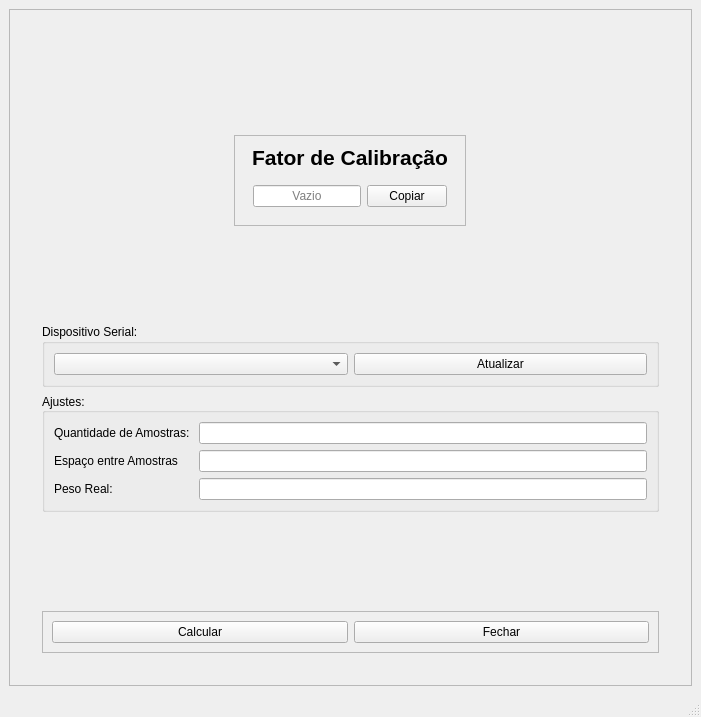
First picture: the form in Calibrar_celula/fator_de_calibracao.ui, repository knichian/Dados-Teste-Estatico, before the edit.
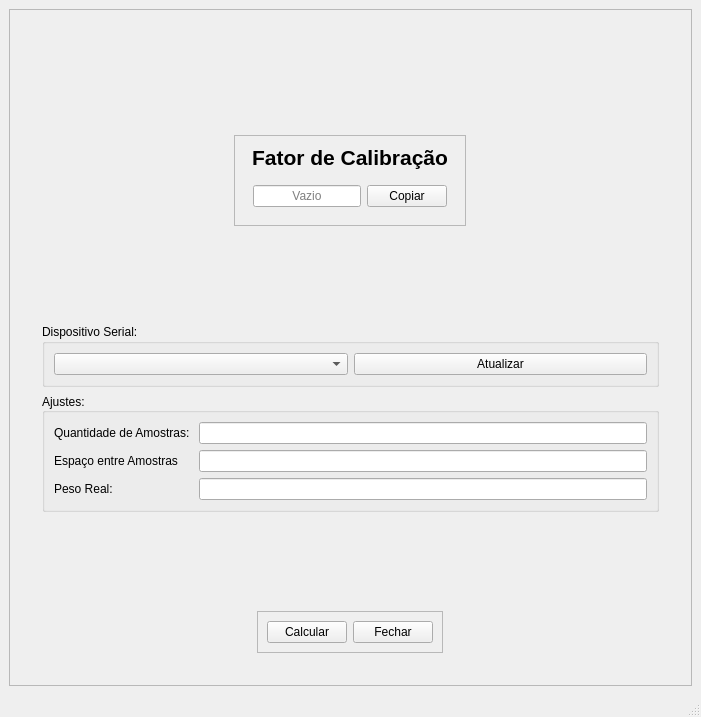
Second picture: the form after the edit.

Commit message: Criando Showcase/Preview da versão GUI do fator_de_calibracao.py

What changed in the file:
```diff
--- a/Calibrar_celula/fator_de_calibracao.ui
+++ b/Calibrar_celula/fator_de_calibracao.ui
@@ -50,7 +50,7 @@
         </spacer>
        </item>
        <item alignment="Qt::AlignmentFlag::AlignHCenter|Qt::AlignmentFlag::AlignVCenter">
-        <widget class="QFrame" name="frame">
+        <widget class="QFrame" name="frame_1">
          <property name="frameShape">
           <enum>QFrame::Shape::StyledPanel</enum>
          </property>
@@ -224,7 +224,7 @@
          </property>
         </spacer>
        </item>
-       <item>
+       <item alignment="Qt::AlignmentFlag::AlignHCenter">
         <widget class="QFrame" name="frame_3">
          <property name="frameShape">
           <enum>QFrame::Shape::StyledPanel</enum>
```
Left out of the diff: 9 changed lines with no effect on the pictures. The commit also changes 6 other files.
